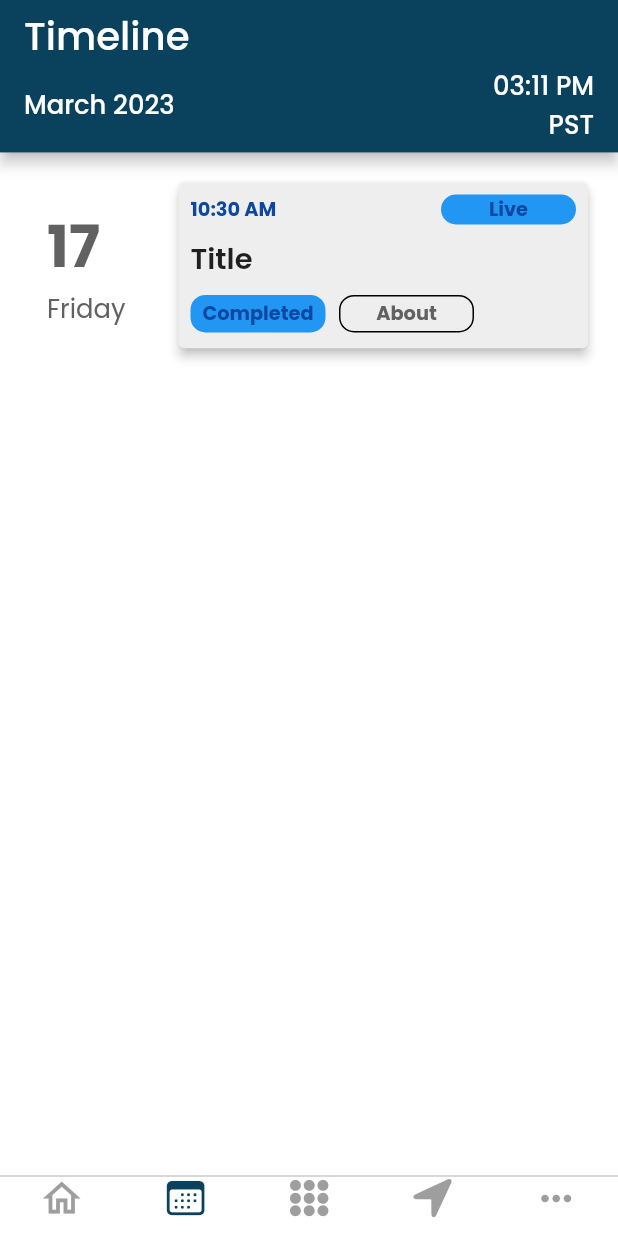
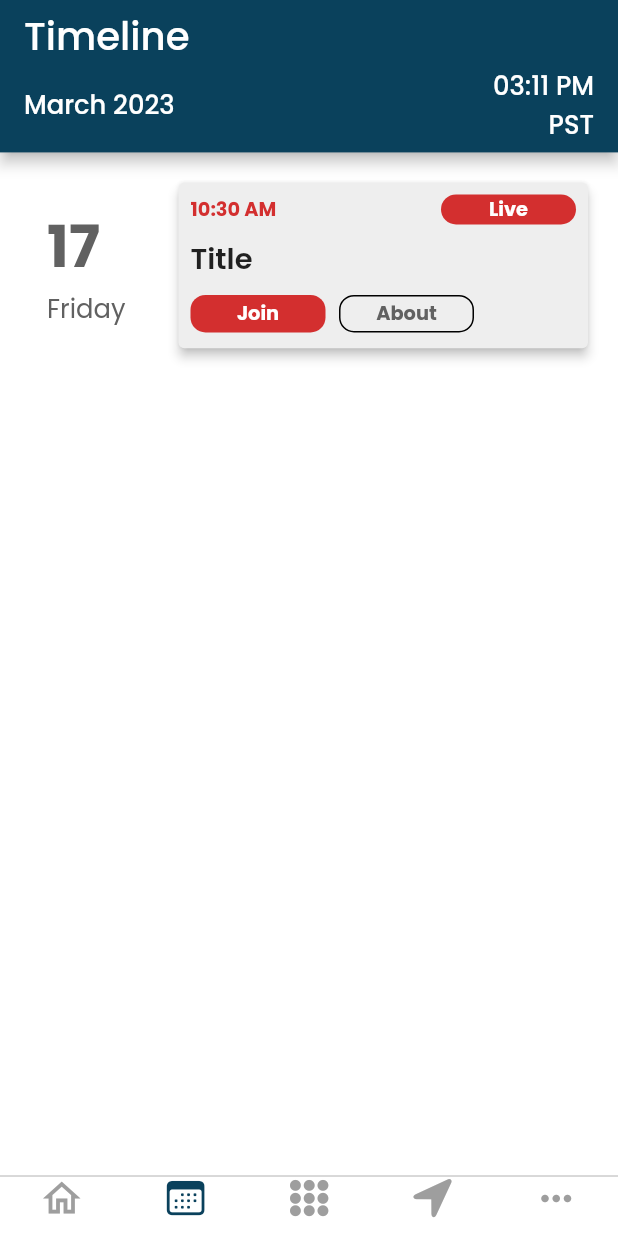
Before and after one commit to ahmadexe/YESIST12-iOS-App, a Flutter app: the screen it shows after launch, swiped to page 2, on a phone screen of 412 x 824 dp. Run offline on Flutter 3.47's test engine with Material 2 defaults, Android fonts, the phone set to English and light mode, and no system bars; our stand-ins replace form_builder_validators.

Commit message:
timeline card functional via model

```diff
--- a/lib/screens/timeline/widgets/_timeline_card.dart
+++ b/lib/screens/timeline/widgets/_timeline_card.dart
@@ -7,7 +7,6 @@ class _TimelineCard extends StatelessWidget {
   @override
   Widget build(BuildContext context) {
     final difference = timeline.startTime.difference(DateTime.now());
-    final differenceEndtime = timeline.endTime.difference(DateTime.now());
 
     return SizedBox(
       height: AppDimensions.normalize(53),
@@ -51,15 +50,19 @@ class _TimelineCard extends StatelessWidget {
                         children: [
                           Text(
                             DateFormat("hh:mm a").format(timeline.startTime),
-                            style:
-                                AppText.l2b!.copyWith(color: Colors.blue[900]),
+                            style: AppText.l2b!.copyWith(
+                                color: timeline.isLive()
+                                    ? Colors.red[700]
+                                    : Colors.blue[900]),
                           ),
                           Container(
                             height: 20,
                             width: 90,
                             decoration: BoxDecoration(
                               borderRadius: BorderRadius.circular(10),
-                              color: Colors.blue,
+                              color: timeline.isLive()
+                                  ? Colors.red[700]
+                                  : Colors.blue,
                             ),
                             child: Center(
                               child: Text(
@@ -69,10 +72,15 @@ class _TimelineCard extends StatelessWidget {
                                         ? "${difference.inHours} hours"
                                         : difference.inMinutes > 0
                                             ? "${difference.inMinutes} mins"
-                                            : difference.inMinutes <= 0?
-                                            timeline.isLive()? "Live" : "Completed" : "Completed",
-                                style: AppText.l2b!
-                                    .copyWith(color: Colors.blue[900]),
+                                            : difference.inMinutes <= 0
+                                                ? timeline.isLive()
+                                                    ? "Live"
+                                                    : "Completed"
+                                                : "Completed",
+                                style: AppText.l2b!.copyWith(
+                                    color: timeline.isLive()
+                                        ? Colors.white
+                                        : Colors.blue[900]),
                                 textAlign: TextAlign.center,
                               ),
                             ),
@@ -94,13 +102,21 @@ class _TimelineCard extends StatelessWidget {
                                   width: 90,
                                   decoration: BoxDecoration(
                                     borderRadius: BorderRadius.circular(10),
-                                    color: Colors.blue,
+                                    color: timeline.isLive()
+                                        ? Colors.red[700]
+                                        : Colors.blue,
                                   ),
                                   child: Center(
                                     child: Text(
-                                      "Completed",
-                                      style: AppText.l2b!
-                                          .copyWith(color: Colors.blue[900]),
+                                      timeline.isLive()
+                                          ? "Join"
+                                          : timeline.isCompleted()
+                                              ? "Completed"
+                                              : "View",
+                                      style: AppText.l2b!.copyWith(
+                                          color: timeline.isLive()
+                                              ? Colors.white
+                                              : Colors.blue[900]),
                                       textAlign: TextAlign.center,
                                     ),
                                   ),
```
